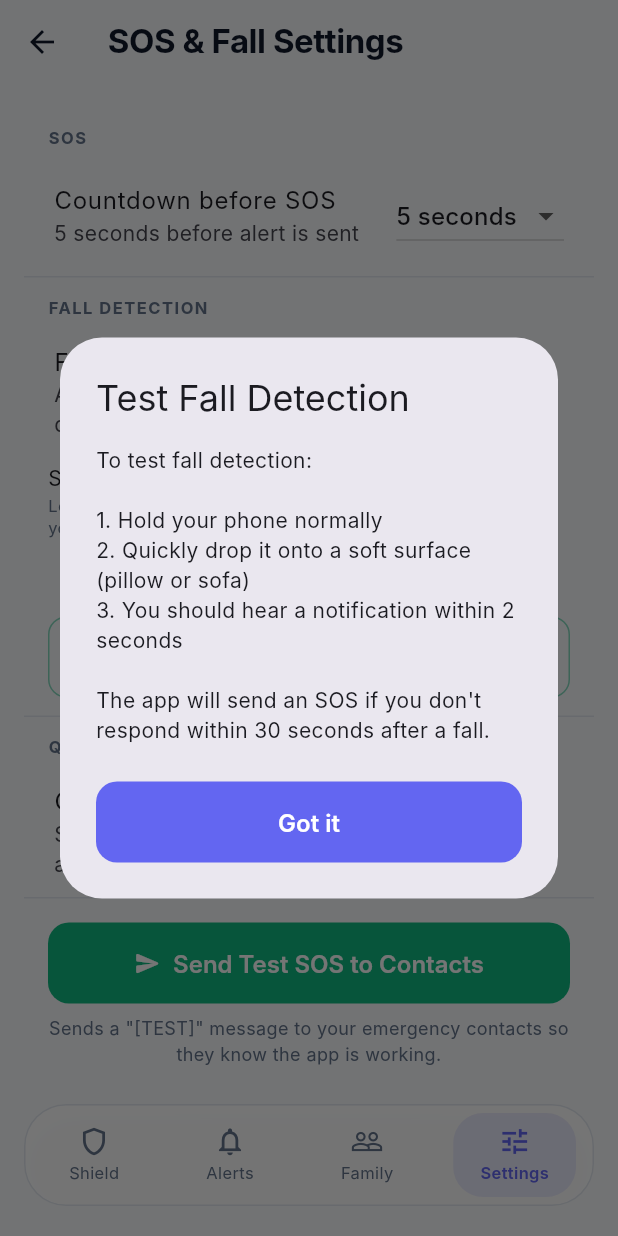
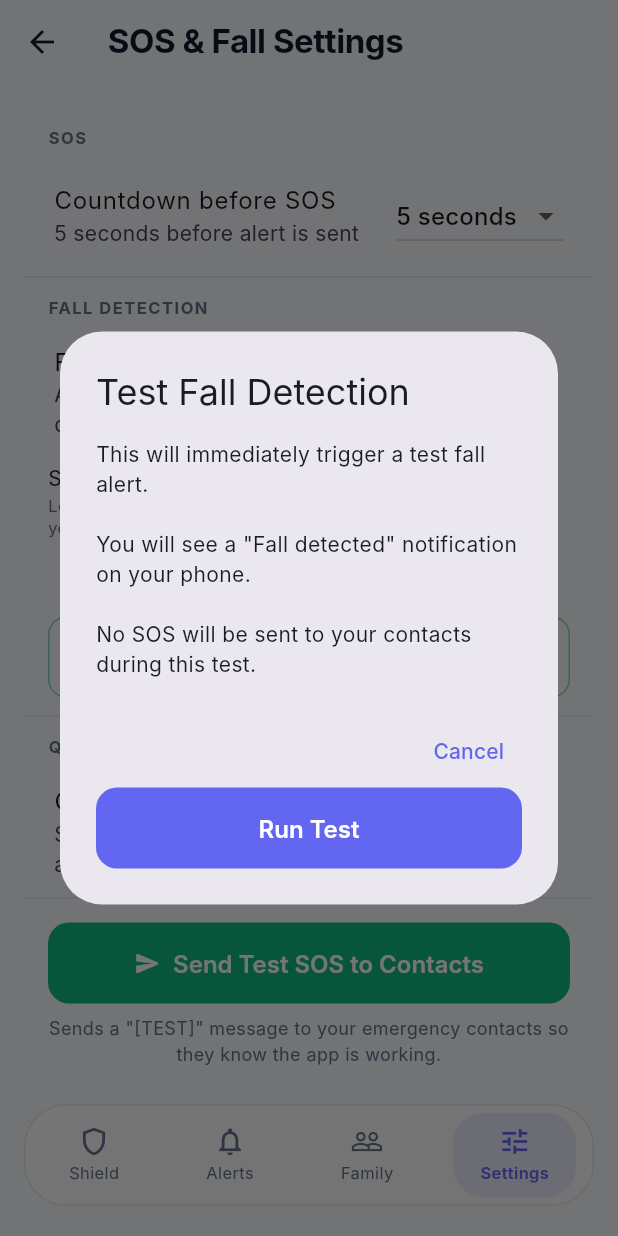
Before and after one commit to vj80-vaanya/AIR, a Flutter app: the SOSSettingsScreen screen opened by its route, after a tap on "Test fall detection", on a phone screen of 412 x 824 dp. Run offline on Flutter 3.47's test engine with Material 3 defaults, Android fonts, the phone set to English and light mode, and no system bars; our stand-ins replace flutter_local_notifications, flutter_riverpod, freezed_annotation, go_router, image_picker and 7 more; missing offline and left inert: dart:ffi, google_mlkit_text_recognition, onnxruntime; accounts and stored records are empty; generated files the repository leaves out were written again; Roboto replaces fonts that are missing (Inter).

Commit message:
fix: black screen, fall detection test, dialog overflow
Black screen after dialog close:
- Revert SurfaceType=texture back to default SurfaceView.
  TextureView caused Flutter canvas to go black after any AlertDialog
  was dismissed on this VIVO/iQOO device — a known Flutter/VIVO bug.
  BLASTBufferQueue warnings from SurfaceView are cosmetic-only.

Fall detection test button:
- Added FallDetectionService.simulateFall() — bypasses cooldown,
  fires the 'fall detected' notification immediately, does NOT send
  SOS to contacts (safe to test).
- Test button now calls simulateFall() instead of just showing a dialog.
- Dialog updated to confirm before running, shows snackbar on success.

Dialog overflow / hidden content:
- Added scrollable: true to cybercrime helpline AlertDialog in both
  settings_screen.dart and threat_detail_screen.dart — prevents
  content clipping on small screens or when system font is large.
- Added resizeToAvoidBottomInset: true to SOS setup Scaffold so
  keyboard does not hide the Save & Continue button.

Co-Authored-By: Claude Sonnet 4.6 <noreply@anthropic.com>

```diff
--- a/lib/presentation/screens/onboarding/sos_setup_screen.dart
+++ b/lib/presentation/screens/onboarding/sos_setup_screen.dart
@@ -131,6 +131,7 @@ class _SOSSetupScreenState extends State<SOSSetupScreen> {
       },
       child: Scaffold(
         appBar: AppBar(title: const Text('SOS Contacts')),
+        resizeToAvoidBottomInset: true,
         body: Form(
           key: _formKey,
           child: Column(
--- a/lib/presentation/screens/settings/settings_screen.dart
+++ b/lib/presentation/screens/settings/settings_screen.dart
@@ -168,6 +168,7 @@ class SettingsScreen extends StatelessWidget {
     showDialog(
       context: context,
       builder: (_) => AlertDialog(
+        scrollable: true,
         title: const Text('Report a Cybercrime'),
         content: Column(
           mainAxisSize: MainAxisSize.min,
--- a/lib/presentation/screens/settings/sos_settings_screen.dart
+++ b/lib/presentation/screens/settings/sos_settings_screen.dart
@@ -3,6 +3,7 @@ import 'package:flutter_riverpod/flutter_riverpod.dart';
 import '../../../core/constants/colors.dart';
 import '../../../core/constants/spacing.dart';
 import '../../../data/repositories/settings_repository.dart';
+import '../../../services/background/fall_detection_service.dart';
 import '../../providers/settings_provider.dart';
 import '../../providers/sos_provider.dart';
 
@@ -230,26 +231,39 @@ class _SOSSettingsScreenState extends ConsumerState<SOSSettingsScreen> {
     return '${h - 12}:00 PM';
   }
 
-  void _testFallDetection(BuildContext context) {
-    showDialog(
+  Future<void> _testFallDetection(BuildContext context) async {
+    final confirmed = await showDialog<bool>(
       context: context,
       builder: (_) => AlertDialog(
         title: const Text('Test Fall Detection'),
         content: const Text(
-          'To test fall detection:\n\n'
-          '1. Hold your phone normally\n'
-          '2. Quickly drop it onto a soft surface (pillow or sofa)\n'
-          '3. You should hear a notification within 2 seconds\n\n'
-          'The app will send an SOS if you don\'t respond within 30 seconds after a fall.',
+          'This will immediately trigger a test fall alert.\n\n'
+          'You will see a "Fall detected" notification on your phone.\n\n'
+          'No SOS will be sent to your contacts during this test.',
         ),
         actions: [
+          TextButton(
+            onPressed: () => Navigator.pop(context, false),
+            child: const Text('Cancel'),
+          ),
           FilledButton(
-            onPressed: () => Navigator.pop(context),
-            child: const Text('Got it'),
+            onPressed: () => Navigator.pop(context, true),
+            child: const Text('Run Test'),
           ),
         ],
       ),
     );
+    if (confirmed != true) return;
+    await FallDetectionService.instance.simulateFall();
+    if (context.mounted) {
+      ScaffoldMessenger.of(context).showSnackBar(
+        const SnackBar(
+          content: Text('Test notification sent — check your notification bar'),
+          backgroundColor: AppColors.secondary,
+          duration: Duration(seconds: 3),
+        ),
+      );
+    }
   }
 
   Future<void> _runTestSOS(BuildContext context, WidgetRef ref) async {
--- a/lib/presentation/screens/threats/threat_detail_screen.dart
+++ b/lib/presentation/screens/threats/threat_detail_screen.dart
@@ -331,6 +331,7 @@ class _ThreatDetailScreenState extends ConsumerState<ThreatDetailScreen> {
     showDialog(
       context: context,
       builder: (_) => AlertDialog(
+        scrollable: true,
         title: const Text('Report to Cybercrime Helpline'),
         content: Column(
           mainAxisSize: MainAxisSize.min,
--- a/lib/services/background/fall_detection_service.dart
+++ b/lib/services/background/fall_detection_service.dart
@@ -30,6 +30,14 @@ class FallDetectionService {
   void cancelPendingSOS() {
     _sosPending = false;
     debugPrint('[FallDetection] SOS cancelled by user');
+  }
+
+  /// Simulates a fall for testing — bypasses cooldown so it always fires.
+  Future<void> simulateFall() async {
+    _cooldown   = false; // bypass cooldown for test
+    _sosPending = false; // don't actually send SOS in test mode
+    debugPrint('[FallDetection] Simulated fall — showing notification only, no SOS sent');
+    await NotificationService.instance.showFallDetected();
   }
 
   void start() {
```
Also changed, not shown: after_fix.png (added), bug_screen.png (added), s0.png (added), s1.png (added), s1b.png (added), screen.png (added), t1_alerts.png (added), 1 other file.
